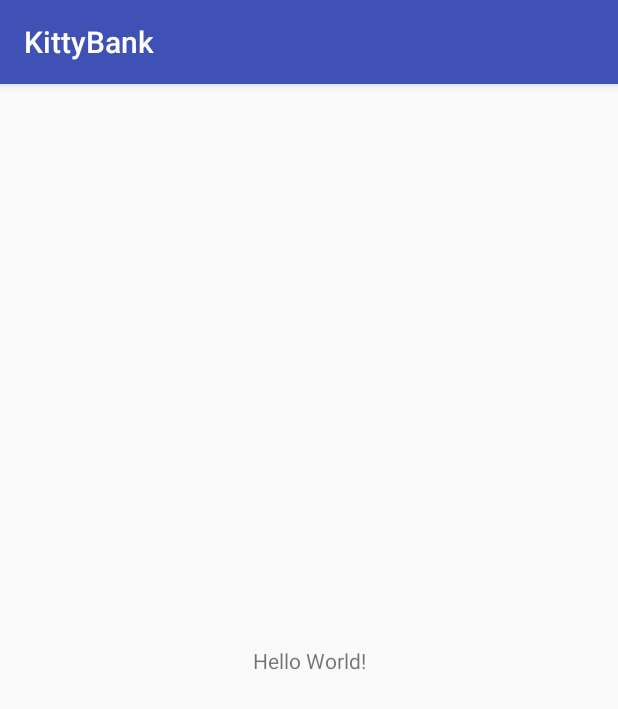
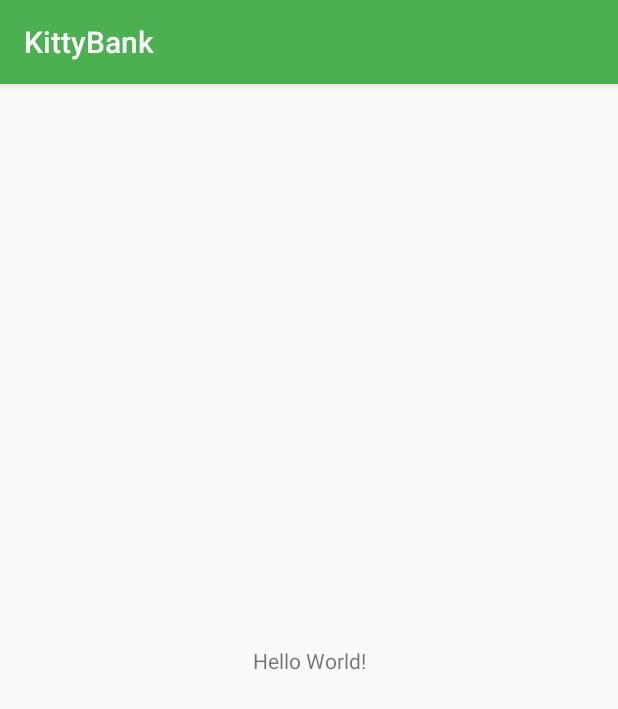
Before and after one commit to canhkhongduc/KittyBankAndroid, an Android app: the screen it shows after launch (MainActivity), on a phone screen of 412 x 824 dp. Shown: the top 709 px of the screen. Run offline under Robolectric (Android 15) with nearby library versions, the phone set to English and light mode, and no system bars.

Commit message:
commit color + minSdk

```diff
--- a/app/build.gradle
+++ b/app/build.gradle
@@ -4,7 +4,7 @@ android {
     compileSdkVersion 26
     defaultConfig {
         applicationId "gamification.kitty.hackathon.kittybank"
-        minSdkVersion 25
+        minSdkVersion 22
         targetSdkVersion 26
         versionCode 1
         versionName "1.0"
--- a/app/src/main/res/values/colors.xml
+++ b/app/src/main/res/values/colors.xml
@@ -1,6 +1,6 @@
 <?xml version="1.0" encoding="utf-8"?>
 <resources>
-    <color name="colorPrimary">#3F51B5</color>
-    <color name="colorPrimaryDark">#303F9F</color>
+    <color name="colorPrimary">#4CAF50</color>
+    <color name="colorPrimaryDark">#1B5E20</color>
     <color name="colorAccent">#FF4081</color>
 </resources>
```
